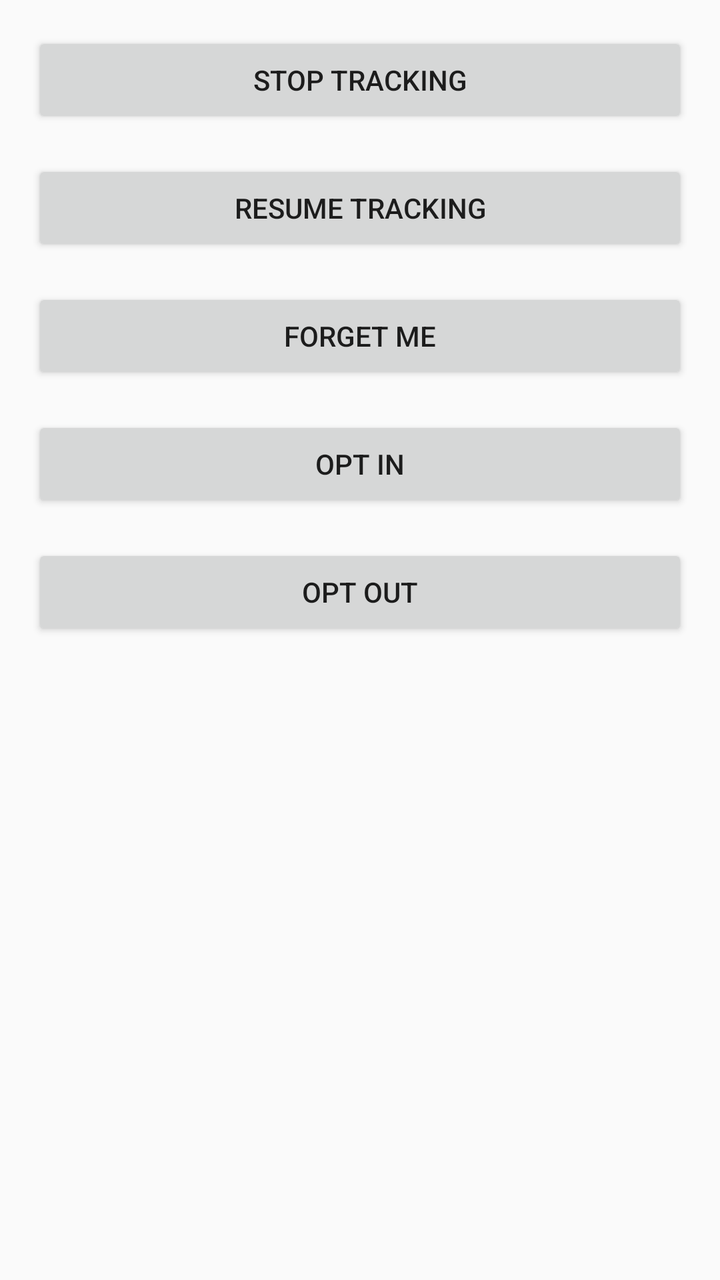
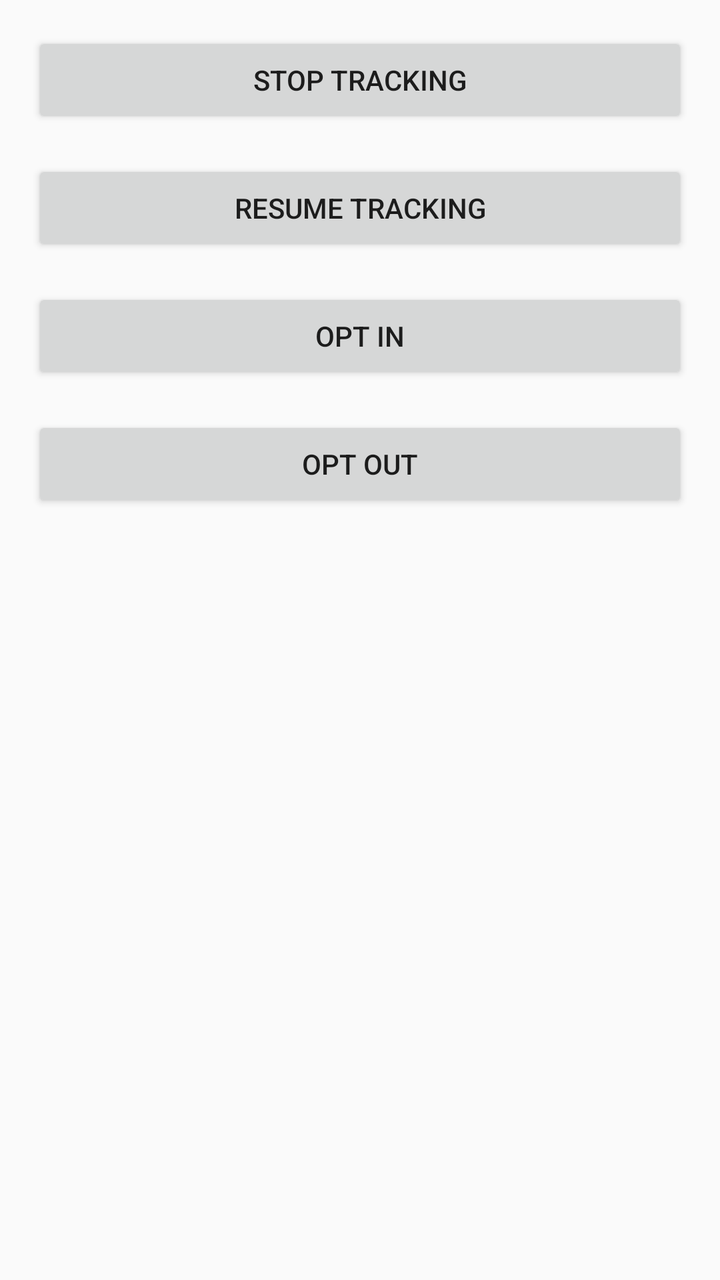

An Android layout rendered at two revisions. The XML below is the earlier revision; the diff shows what the commit changed to produce the second picture.
<!-- AndroidManifest.xml: application theme AppTheme -->
<!-- res/layout/activity_miscellaneous.xml -->
<?xml version="1.0" encoding="utf-8"?>
<androidx.constraintlayout.widget.ConstraintLayout xmlns:android="http://schemas.android.com/apk/res/android"
    xmlns:app="http://schemas.android.com/apk/res-auto"
    xmlns:tools="http://schemas.android.com/tools"
    android:layout_width="match_parent"
    android:layout_height="match_parent"
    tools:context=".MiscellaneousActivity">

    <Button
        android:id="@+id/stopTrackingButton"
        android:layout_width="0dp"
        android:layout_height="wrap_content"
        android:layout_marginStart="16dp"
        android:layout_marginTop="16dp"
        android:layout_marginEnd="16dp"
        android:text="@string/stop_tracking"
        app:layout_constraintEnd_toEndOf="parent"
        app:layout_constraintStart_toStartOf="parent"
        app:layout_constraintTop_toTopOf="parent" />

    <Button
        android:id="@+id/resumeTrackingButton"
        android:layout_width="0dp"
        android:layout_height="wrap_content"
        android:layout_marginStart="16dp"
        android:layout_marginTop="16dp"
        android:layout_marginEnd="16dp"
        android:text="@string/resume_tracking"
        app:layout_constraintEnd_toEndOf="parent"
        app:layout_constraintStart_toStartOf="parent"
        app:layout_constraintTop_toBottomOf="@+id/stopTrackingButton" />

    <Button
        android:id="@+id/forgetMeButton"
        android:layout_width="0dp"
        android:layout_height="wrap_content"
        android:layout_marginStart="16dp"
        android:layout_marginTop="16dp"
        android:layout_marginEnd="16dp"
        android:text="@string/forget_me"
        app:layout_constraintEnd_toEndOf="parent"
        app:layout_constraintStart_toStartOf="parent"
        app:layout_constraintTop_toBottomOf="@+id/resumeTrackingButton" />

    <Button
        android:id="@+id/optInButton"
        android:layout_width="0dp"
        android:layout_height="wrap_content"
        android:layout_marginStart="16dp"
        android:layout_marginTop="16dp"
        android:layout_marginEnd="16dp"
        android:text="@string/opt_in"
        app:layout_constraintEnd_toEndOf="parent"
        app:layout_constraintStart_toStartOf="parent"
        app:layout_constraintTop_toBottomOf="@+id/forgetMeButton" />

    <Button
        android:id="@+id/optOutButton"
        android:layout_width="0dp"
        android:layout_height="wrap_content"
        android:layout_marginStart="16dp"
        android:layout_marginTop="16dp"
        android:layout_marginEnd="16dp"
        android:text="@string/opt_out"
        app:layout_constraintEnd_toEndOf="parent"
        app:layout_constraintStart_toStartOf="parent"
        app:layout_constraintTop_toBottomOf="@+id/optInButton" />

</androidx.constraintlayout.widget.ConstraintLayout>
<!-- resources referenced by this layout -->
<resources>
  <string name="forget_me">Forget Me</string>
  <string name="opt_in">Opt In</string>
  <string name="opt_out">Opt Out</string>
  <string name="resume_tracking">Resume Tracking</string>
  <string name="stop_tracking">Stop Tracking</string>
  <style name="AppTheme" parent="Theme.AppCompat.Light.DarkActionBar">
          
          <item name="colorPrimary">@color/colorPrimary</item>
          <item name="colorPrimaryDark">@color/colorPrimaryDark</item>
          <item name="colorAccent">@color/colorAccent</item>
      </style>
  <color name="colorPrimary">#008577</color>
  <color name="colorPrimaryDark">#00574B</color>
  <color name="colorAccent">#D81B60</color>
</resources>

<!-- the commit's change to res/layout/activity_miscellaneous.xml (unified diff, before → after) -->
@@ -31,18 +31,6 @@
         app:layout_constraintTop_toBottomOf="@+id/stopTrackingButton" />
 
     <Button
-        android:id="@+id/forgetMeButton"
-        android:layout_width="0dp"
-        android:layout_height="wrap_content"
-        android:layout_marginStart="16dp"
-        android:layout_marginTop="16dp"
-        android:layout_marginEnd="16dp"
-        android:text="@string/forget_me"
-        app:layout_constraintEnd_toEndOf="parent"
-        app:layout_constraintStart_toStartOf="parent"
-        app:layout_constraintTop_toBottomOf="@+id/resumeTrackingButton" />
-
-    <Button
         android:id="@+id/optInButton"
         android:layout_width="0dp"
         android:layout_height="wrap_content"
@@ -52,7 +40,7 @@
         android:text="@string/opt_in"
         app:layout_constraintEnd_toEndOf="parent"
         app:layout_constraintStart_toStartOf="parent"
-        app:layout_constraintTop_toBottomOf="@+id/forgetMeButton" />
+        app:layout_constraintTop_toBottomOf="@+id/resumeTrackingButton" />
 
     <Button
         android:id="@+id/optOutButton"
<!-- resource entries referenced after the edit -->
@@ -1,6 +1,5 @@
 <!-- resources referenced by this layout -->
 <resources>
-  <string name="forget_me">Forget Me</string>
   <string name="opt_in">Opt In</string>
   <string name="opt_out">Opt Out</string>
   <string name="resume_tracking">Resume Tracking</string>
